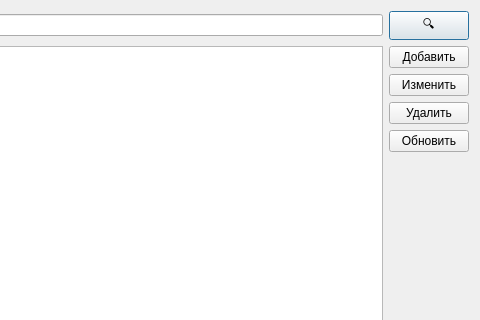
Old version of the form ui/referencedialog.ui in the repository MikhailBersenev/easyPOS; both pictures show x 260 to 740 and y 0 to 320 of the 740 by 520 pixel window.
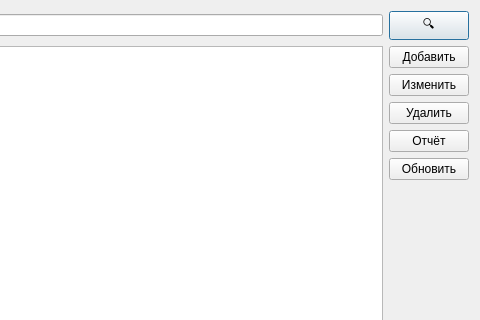
New version of the form.

Commit message: Add report management features and UI enhancements

Diff of the .ui file:
```diff
--- a/ui/referencedialog.ui
+++ b/ui/referencedialog.ui
@@ -98,6 +98,16 @@
          </property>
         </widget>
        </item>
+       <item>
+        <widget class="QPushButton" name="reportButton">
+         <property name="text">
+          <string>Отчёт</string>
+         </property>
+         <property name="visible">
+          <bool>false</bool>
+         </property>
+        </widget>
+       </item>
        <item>
         <widget class="QPushButton" name="refreshButton">
          <property name="text">
```
The commit also changes 42 other files.
